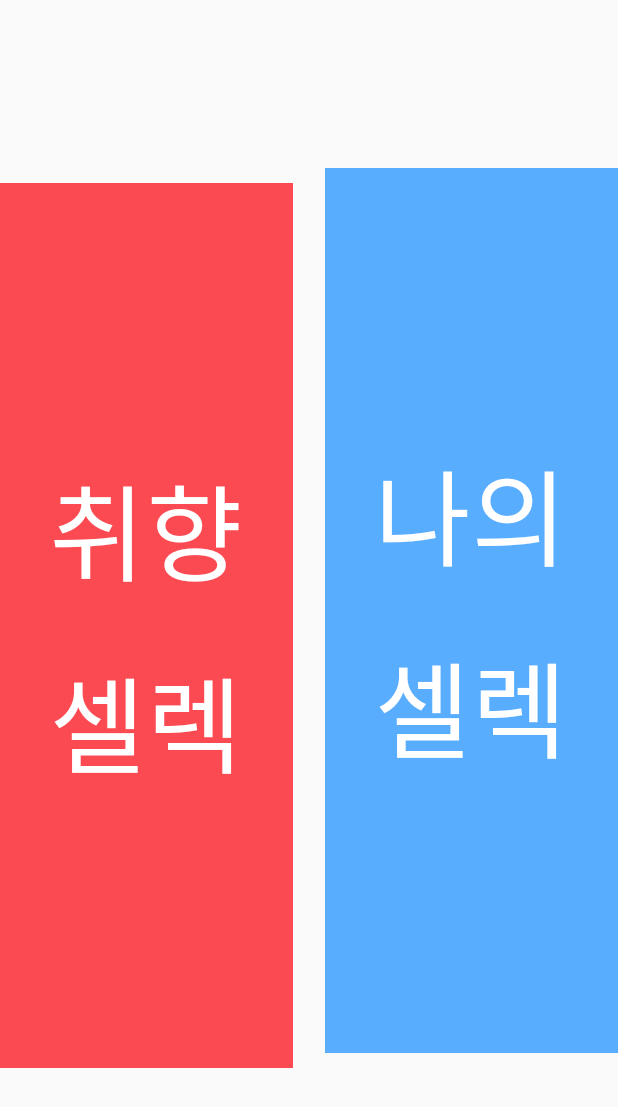
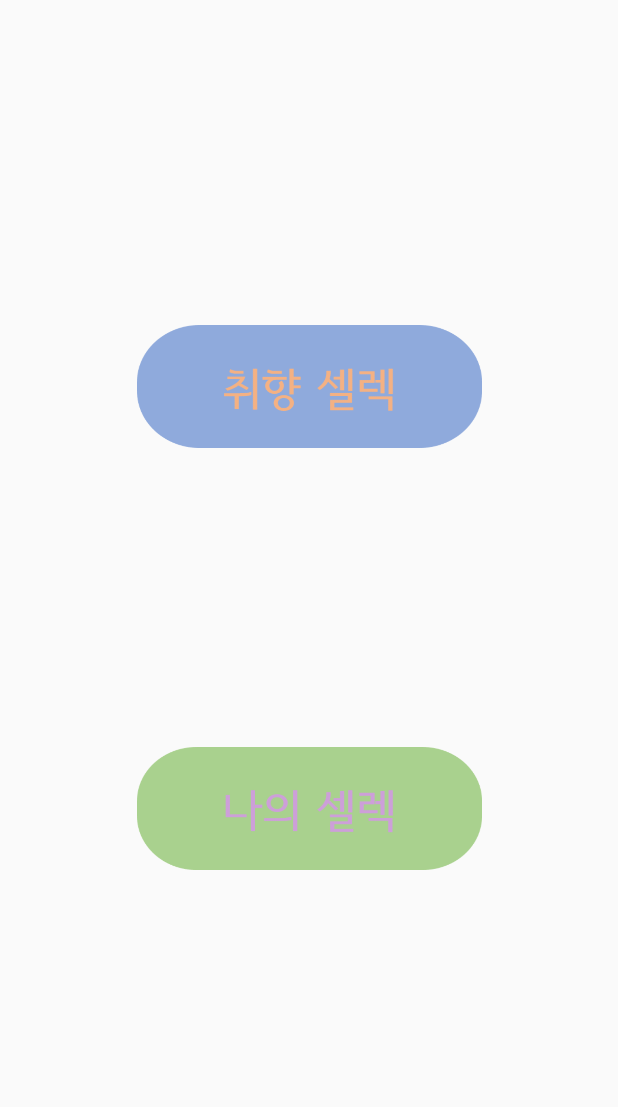
Before and after one commit to dsol0115/bookforyou, an Android app: the ExselectActivity screen opened directly, with no data from a screen before it, on a phone screen of 412 x 824 dp. Shown: the top 1107 px of the screen. Run offline under Robolectric (Android 15) with nearby library versions, the phone set to English and light mode, and no system bars.

Commit message:
ui design updated

```diff
--- a/app/src/main/res/layout/activity_userpage.xml
+++ b/app/src/main/res/layout/activity_userpage.xml
@@ -4,13 +4,13 @@
     xmlns:tools="http://schemas.android.com/tools"
     android:layout_width="match_parent"
     android:layout_height="match_parent"
-    android:background="@drawable/my_bg_anim"
+
     tools:context=".userpage">
 
     <Button
         android:id="@+id/prefselect_resultbtn"
         android:layout_width="230dp"
-        android:layout_height="78dp"
+        android:layout_height="82dp"
         android:layout_marginStart="8dp"
         android:layout_marginLeft="8dp"
         android:layout_marginTop="8dp"
@@ -29,7 +29,7 @@
     <Button
         android:id="@+id/myselect_resultbtn"
         android:layout_width="230dp"
-        android:layout_height="78dp"
+        android:layout_height="82dp"
         android:layout_marginStart="8dp"
         android:layout_marginLeft="8dp"
         android:layout_marginTop="8dp"
--- a/app/src/main/res/layout/exactivity_select.xml
+++ b/app/src/main/res/layout/exactivity_select.xml
@@ -8,33 +8,42 @@
 
     <Button
         android:id="@+id/prefbtn"
-        android:layout_width="195dp"
-        android:layout_height="590dp"
-        android:background="@drawable/pref_selectbtn"
+        android:layout_width="230dp"
+        android:layout_height="82dp"
+        android:layout_marginStart="8dp"
+        android:layout_marginLeft="8dp"
+        android:layout_marginEnd="8dp"
+        android:layout_marginRight="8dp"
+        android:background="@drawable/prefresultbtn"
         android:fontFamily="monospace"
         android:lineSpacingExtra="24sp"
         android:onClick="onprefclicked"
-        android:text="취향 셀렉"
-        android:textColor="#ffffff"
-        android:textSize="70sp"
-        app:layout_constraintBottom_toBottomOf="parent"
-        app:layout_constraintStart_toStartOf="parent"
-        app:layout_constraintTop_toTopOf="parent"
-        app:layout_constraintVertical_bias="0.521" />
-
-    <Button
-        android:id="@+id/mybtn"
-        android:layout_width="195dp"
-        android:layout_height="590dp"
-        android:background="@drawable/my_selectbtn"
-        android:fontFamily="monospace"
-        android:lineSpacingExtra="24sp"
-        android:onClick="myselectclicked"
-        android:text="나의 셀렉"
         android:textColor="#ffffff"
         android:textSize="70sp"
         app:layout_constraintBottom_toBottomOf="parent"
         app:layout_constraintEnd_toEndOf="parent"
+        app:layout_constraintStart_toStartOf="parent"
         app:layout_constraintTop_toTopOf="parent"
-        app:layout_constraintVertical_bias="0.478" />
+        app:layout_constraintVertical_bias="0.292" />
+
+    <Button
+        android:id="@+id/mybtn"
+        android:layout_width="230dp"
+        android:layout_height="82dp"
+        android:layout_marginStart="8dp"
+        android:layout_marginLeft="8dp"
+        android:layout_marginTop="8dp"
+        android:layout_marginEnd="8dp"
+        android:layout_marginRight="8dp"
+        android:background="@drawable/myresultbtn"
+        android:fontFamily="monospace"
+        android:lineSpacingExtra="24sp"
+        android:onClick="myselectclicked"
+        android:textColor="#ffffff"
+        android:textSize="70sp"
+        app:layout_constraintBottom_toBottomOf="parent"
+        app:layout_constraintEnd_toEndOf="parent"
+        app:layout_constraintStart_toStartOf="parent"
+        app:layout_constraintTop_toTopOf="parent"
+        app:layout_constraintVertical_bias="0.668" />
 </android.support.constraint.ConstraintLayout>
```
Also changed, not shown: app/src/main/res/drawable/myresultbtn.png, app/src/main/res/drawable/prefresultbtn.png.
